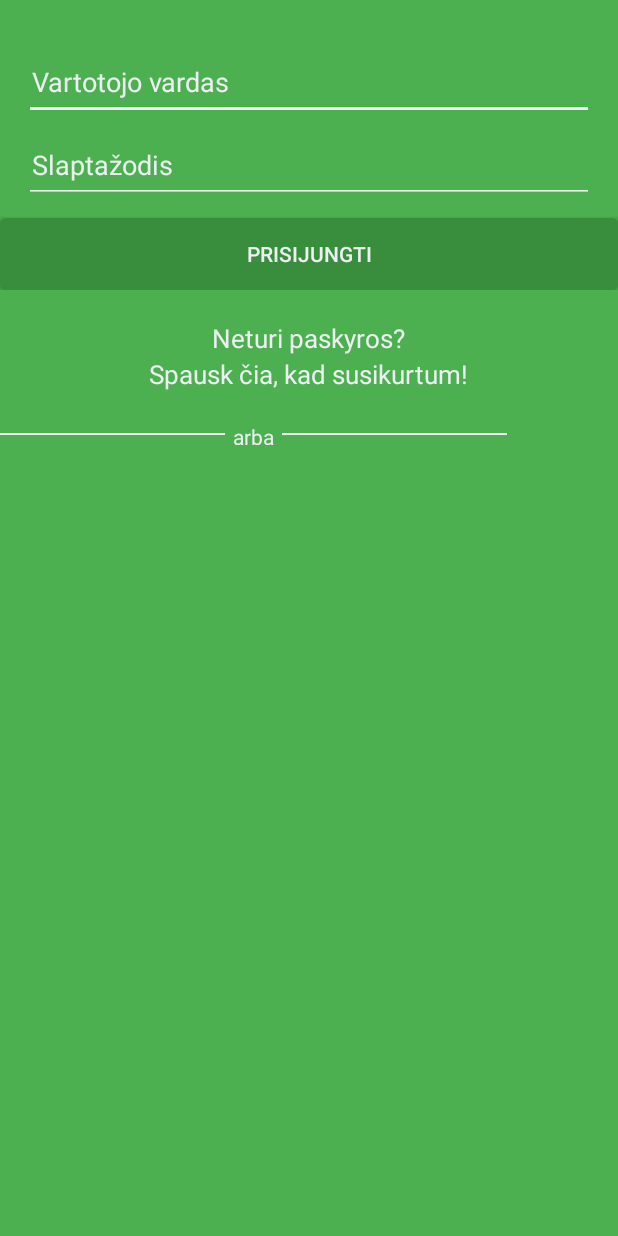
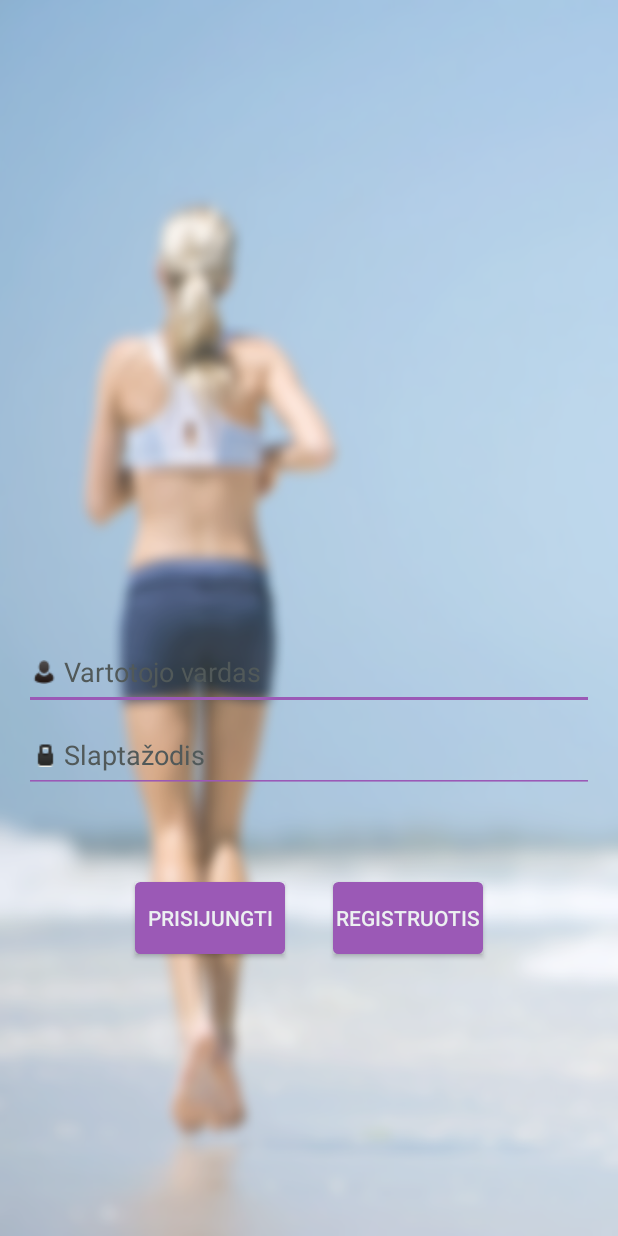
Before and after one commit to benasmi/sveikasGyvenimas, an Android app: the LoginActivity screen opened directly, with no data from a screen before it, on a phone screen of 412 x 824 dp. Run offline under Robolectric (Android 15) with nearby library versions, the phone set to English and light mode, and no system bars.

Commit message:
fixed login activity

```diff
--- a/sveikasGyvenimas/app/src/main/java/com/sveikata/productions/mabe/sveikasgyvenimas/LoginActivity.java
+++ b/sveikasGyvenimas/app/src/main/java/com/sveikata/productions/mabe/sveikasgyvenimas/LoginActivity.java
@@ -12,7 +12,6 @@ public class LoginActivity extends AppCompatActivity {
 
     private EditText username_ET;
     private EditText password_ET;
-    private TextView register_link_TV;
 
     @Override
     protected void onCreate(Bundle savedInstanceState) {
@@ -20,16 +19,6 @@ public class LoginActivity extends AppCompatActivity {
         setContentView(R.layout.activity_login);
         username_ET = (EditText) findViewById(R.id.login_username_text);
         password_ET = (EditText) findViewById(R.id.login_password_text);
-        register_link_TV = (TextView) findViewById(R.id.register_link);
-
-        register_link_TV.setOnClickListener(new View.OnClickListener() {
-            @Override
-            public void onClick(View view) {
-                startActivity(new Intent(LoginActivity.this, RegisterActivity.class));
-            }
-        });
-
-
     }
 
     public void logIn(View view){
@@ -38,4 +27,8 @@ public class LoginActivity extends AppCompatActivity {
 
         //TODO: handle log in
     }
+
+    public void registerRedirect(View view){
+        startActivity(new Intent(LoginActivity.this, RegisterActivity.class));
+    }
 }
--- a/sveikasGyvenimas/app/src/main/res/drawable/button_borders_green.xml
+++ b/sveikasGyvenimas/app/src/main/res/drawable/button_borders_green.xml
@@ -2,14 +2,14 @@
 <shape xmlns:android="http://schemas.android.com/apk/res/android"
     android:shape="rectangle" >
 <solid
-    android:color="#388E3C"
+    android:color="#9b59b6"
 ></solid>
 
 
     <!-- view border color and width -->
     <stroke
         android:width="3dp"
-        android:color="#388E3C" >
+        android:color="#9b59b6" >
     </stroke>
 
     <!-- The radius makes the corners rounded -->
--- a/sveikasGyvenimas/app/src/main/res/layout/activity_login.xml
+++ b/sveikasGyvenimas/app/src/main/res/layout/activity_login.xml
@@ -4,19 +4,28 @@
     android:layout_width="match_parent"
     android:layout_height="match_parent"
     tools:context="com.sveikata.productions.mabe.sveikasgyvenimas.LoginActivity"
-    android:background="#4CAF50">
+    android:background="@drawable/background_login_activity">
+
+    <RelativeLayout
+        android:layout_width="match_parent"
+        android:layout_height="match_parent"
+        android:background="#30ffffff"
+        >
 
 
     <RelativeLayout
         android:layout_width="wrap_content"
         android:layout_height="wrap_content"
-        android:layout_marginTop="30dp"
-        android:id="@+id/relativeLayout2">
+        android:id="@+id/relativeLayout2"
+        android:layout_above="@+id/register_link_button"
+        android:layout_centerHorizontal="true">
 
         <EditText
             android:layout_width="380dp"
             android:layout_height="50dp"
-            android:textColorHint="#ecf0f1"
+            android:drawableLeft="@drawable/user_icon"
+            android:drawablePadding="5dp"
+            android:textColorHint="#515959"
             android:id="@+id/login_username_text"
             android:layout_alignParentTop="true"
             android:layout_centerHorizontal="true"
@@ -27,8 +36,10 @@
             android:layout_width="380dp"
             android:layout_height="50dp"
             android:inputType="textPassword"
+            android:drawableLeft="@drawable/lock_icon"
+            android:drawablePadding="5dp"
             android:ems="10"
-            android:textColorHint="#ecf0f1"
+            android:textColorHint="#515959"
             android:id="@+id/login_password_text"
             android:layout_below="@+id/login_username_text"
             android:layout_centerHorizontal="true"
@@ -36,84 +47,35 @@
             android:hint="Slaptažodis"
             android:paddingLeft="5dp" />
 
-        <Button
-            android:layout_width="wrap_content"
-            android:layout_height="wrap_content"
-            android:text="Prisijungti"
-            android:textColor="#ecf0f1"
-            android:id="@+id/login_button"
-            android:layout_below="@+id/login_password_text"
-            android:layout_alignParentRight="true"
-            android:onClick="logIn"
-            android:layout_alignParentEnd="true"
-            android:layout_alignParentLeft="true"
-            android:layout_alignParentStart="true"
-            android:layout_marginTop="10dp"
-            android:background="@drawable/button_borders_green" />
     </RelativeLayout>
 
-    <TextView
-        android:layout_width="wrap_content"
-        android:textSize="17dp"
+    <Button
+        android:layout_width="100dp"
         android:layout_height="wrap_content"
-        android:textAppearance="?android:attr/textAppearanceSmall"
-        android:text="Spausk čia, kad susikurtum!"
-        android:id="@+id/register_link"
-        android:clickable="true"
+        android:text="Prisijungti"
         android:textColor="#ecf0f1"
-        android:layout_below="@+id/textView"
-        android:layout_centerHorizontal="true" />
+        android:id="@+id/login_button"
+        android:onClick="logIn"
+        android:background="@drawable/button_borders_green"
+        android:layout_marginBottom="188dp"
+        android:layout_alignParentBottom="true"
+        android:layout_alignParentLeft="true"
+        android:layout_alignParentStart="false"
+        android:layout_marginLeft="90dp" />
 
+    <Button
+        android:layout_width="100dp"
+        android:layout_height="wrap_content"
+        android:text="Registruotis"
+        android:textColor="#ecf0f1"
+        android:id="@+id/register_link_button"
+        android:onClick="registerRedirect"
+        android:background="@drawable/button_borders_green"
+        android:layout_alignBottom="@+id/login_button"
+        android:layout_alignParentRight="true"
+        android:layout_alignParentEnd="true"
+        android:layout_marginTop="59dp"
+        android:layout_marginRight="90dp" />
 
-    <LinearLayout
-        android:layout_width="wrap_content"
-        android:layout_height="wrap_content"
-        android:orientation="horizontal"
-        android:layout_below="@id/register_link"
-        android:layout_marginTop="20dp"
-        android:id="@+id/relativeLayout3">
-
-    <ImageView
-        android:layout_width="150dp"
-        android:layout_height="1dp"
-        android:layout_marginTop="7dp"
-        android:id="@+id/leftLine"
-        android:background="#ecf0f1" />
-
-
-        <TextView
-            android:layout_width="wrap_content"
-            android:layout_height="15dp"
-            android:textAppearance="?android:attr/textAppearanceSmall"
-            android:text="arba"
-            android:layout_marginRight="5dp"
-            android:layout_marginLeft="5dp"
-            android:textColor="#ecf0f1"
-            android:id="@+id/textView2"
-            android:layout_toRightOf="@id/leftLine"
-            android:gravity="top" />
-
-        <ImageView
-        android:layout_width="150dp"
-        android:layout_height="1dp"
-            android:layout_marginTop="7dp"
-        android:id="@+id/rightLine"
-        android:background="#ecf0f1"
-            android:layout_toRightOf="@id/textView2" />
-
-    </LinearLayout>
-
-    <TextView
-        android:layout_width="wrap_content"
-        android:textSize="17dp"
-        android:layout_height="wrap_content"
-        android:textAppearance="?android:attr/textAppearanceSmall"
-        android:text="Neturi paskyros?"
-        android:id="@+id/textView"
-        android:clickable="true"
-        android:textColor="#ecf0f1"
-        android:layout_below="@+id/relativeLayout2"
-        android:layout_centerHorizontal="true"
-        android:layout_marginTop="20dp" />
-
+    </RelativeLayout>
 </RelativeLayout>
--- a/sveikasGyvenimas/app/src/main/res/values/styles.xml
+++ b/sveikasGyvenimas/app/src/main/res/values/styles.xml
@@ -6,9 +6,9 @@
         <item name="colorPrimary">@color/colorPrimary</item>
         <item name="colorPrimaryDark">@color/colorPrimaryDark</item>
         <item name="colorAccent">@color/colorAccent</item>
-        <item name="colorControlNormal">#ecf0f1</item>
-        <item name="colorControlActivated">#ecf0f1</item>
-        <item name="colorControlHighlight">#ecf0f1</item>
+        <item name="colorControlNormal">#9b59b6</item>
+        <item name="colorControlActivated">#9b59b6</item>
+        <item name="colorControlHighlight">#9b59b6</item>
     </style>
 
 
@@ -26,17 +26,17 @@
     <item name="colorPrimaryDark">#236a99</item>
     <item name="colorPrimary">#2980b9</item>
     <item name="colorAccent">#f39c12</item>
-        <item name="colorControlNormal">#ecf0f1</item>
-        <item name="colorControlActivated">#ecf0f1</item>
-        <item name="colorControlHighlight">#ecf0f1</item>
+        <item name="colorControlNormal">#9b59b6</item>
+        <item name="colorControlActivated">#9b59b6</item>
+        <item name="colorControlHighlight">#9b59b6</item>
 </style>
 
     <style name="AppThemeNoBar" parent="Theme.AppCompat.Light.NoActionBar">
         <item name="colorPrimaryDark">#388E3C</item>
         <item name="colorPrimary">#2980b9</item>
-        <item name="colorControlNormal">#ecf0f1</item>
-        <item name="colorControlActivated">#ecf0f1</item>
-        <item name="colorControlHighlight">#ecf0f1</item>
+        <item name="colorControlNormal">#9b59b6</item>
+        <item name="colorControlActivated">#9b59b6</item>
+        <item name="colorControlHighlight">#9b59b6</item>
         <item name="colorAccent">#f39c12</item>
     </style>
 
```
Also changed, not shown: sveikasGyvenimas/app/src/main/res/drawable/background_login_activity.png (added), sveikasGyvenimas/app/src/main/res/drawable/lock_icon.png (added), sveikasGyvenimas/app/src/main/res/drawable/user_icon.png (added).
